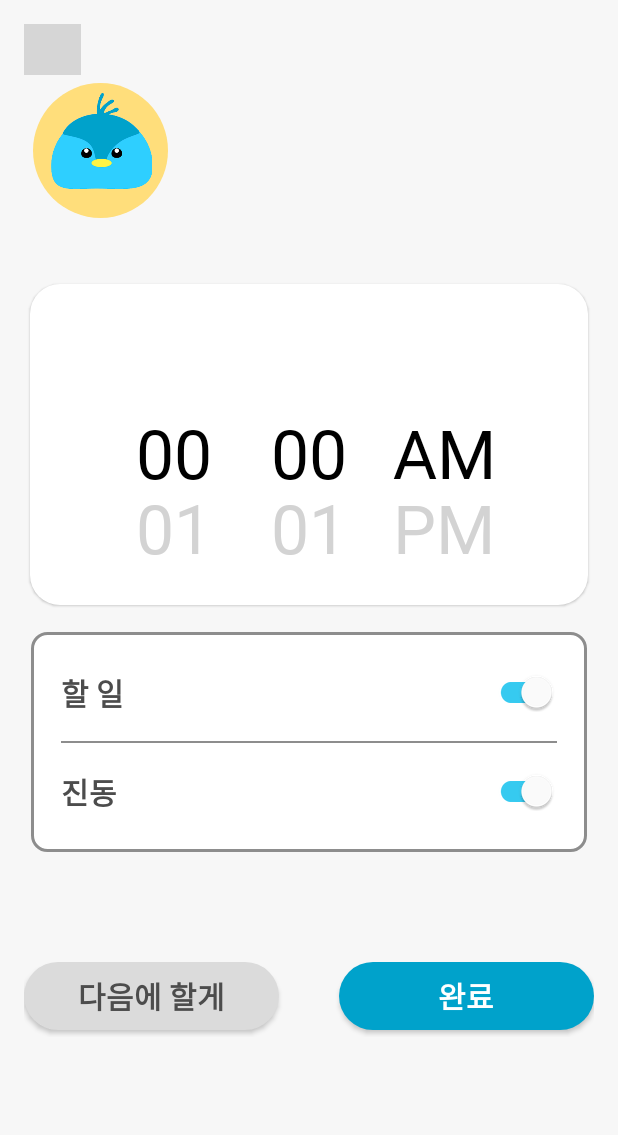
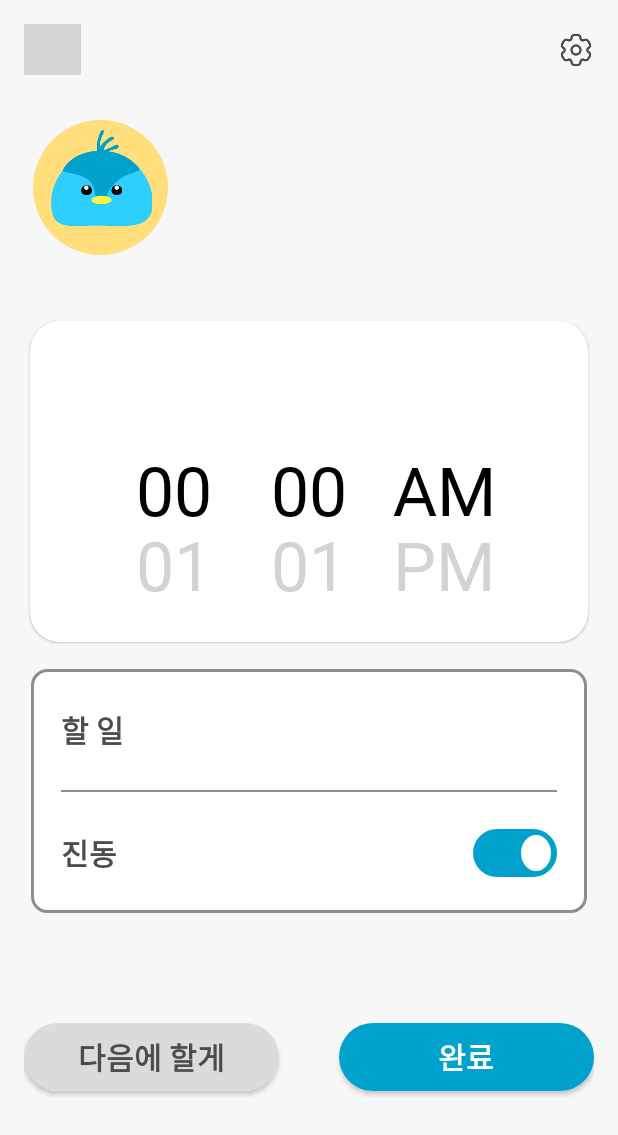
Before and after one commit to team-pixels-dev/EarlyBird-Android, an Android app: the ReservationActivity screen opened directly, with no data from a screen before it, on a phone screen of 412 x 824 dp. Shown: the top 1135 px of the screen. Run offline under Robolectric (Android 15) with nearby library versions, the light colour scheme and no system bars; our stand-ins replace Room's generated code; grey boxes are pictures that could not be loaded.

Commit message:
알림 예약 페이지 UI 개선

```diff
--- a/app/src/main/java/com/suhwan/earlybird_test/ui/reservation/ReservationActivity.kt
+++ b/app/src/main/java/com/suhwan/earlybird_test/ui/reservation/ReservationActivity.kt
@@ -95,14 +95,6 @@ class ReservationActivity : AppCompatActivity() {
             finish()
         }
 
-        binding.switchAlarmSound.setOnCheckedChangeListener { _, isChecked ->
-            if(isChecked){
-                binding.switchAlarmSound.trackTintList = ContextCompat.getColorStateList(this,R.color.sub_background)
-            }
-            else{
-                binding.switchAlarmSound.trackTintList = ContextCompat.getColorStateList(this,R.color.gray)
-            }
-        }
         binding.switchVibration.setOnCheckedChangeListener { _, isChecked ->
             if(isChecked){
                 binding.switchVibration.trackTintList = ContextCompat.getColorStateList(this,R.color.sub_background)
--- /dev/null
+++ b/app/src/main/res/drawable/switch_thumb.xml
@@ -0,0 +1,23 @@
+<?xml version="1.0" encoding="utf-8"?>
+<selector xmlns:android="http://schemas.android.com/apk/res/android">
+    <item android:state_checked="true">
+        <layer-list>
+            <item android:bottom="4dp" android:left="4dp" android:right="4dp" android:top="4dp">
+                <shape android:shape="oval">
+                    <size android:width="20dp" android:height="20dp"/>
+                    <solid android:color="@color/white"/>
+                </shape>
+            </item>
+        </layer-list>
+    </item>
+    <item>
+        <layer-list>
+            <item android:bottom="4dp" android:left="4dp" android:right="4dp" android:top="4dp">
+                <shape android:shape="oval">
+                    <size android:width="20dp" android:height="20dp"/>
+                    <solid android:color="@color/white"/>
+                </shape>
+            </item>
+        </layer-list>
+    </item>
+</selector>
--- /dev/null
+++ b/app/src/main/res/drawable/switch_track.xml
@@ -0,0 +1,18 @@
+<?xml version="1.0" encoding="utf-8"?>
+<selector xmlns:android="http://schemas.android.com/apk/res/android">
+    <item android:state_checked="true">
+        <shape android:shape="rectangle">
+            <corners android:radius="16dp"/>
+            <size android:width="43dp" android:height="32dp"/>
+            <solid android:color="@color/main_background"/>
+        </shape>
+    </item>
+
+    <item>
+        <shape android:shape="rectangle">
+            <corners android:radius="16dp"/>
+            <size android:width="43dp" android:height="32dp"/>
+            <solid android:color="@color/scroll_gray"/>
+        </shape>
+    </item>
+</selector>
--- a/app/src/main/res/layout/activity_reservation.xml
+++ b/app/src/main/res/layout/activity_reservation.xml
@@ -8,6 +8,15 @@
     android:background="@color/reservation_background"
     tools:context=".ui.reservation.ReservationActivity">
 
+    <androidx.constraintlayout.widget.ConstraintLayout
+        android:id="@+id/navigation_ba"
+        android:layout_width="match_parent"
+        android:layout_height="wrap_content"
+        android:layout_marginTop="16dp"
+        android:layout_marginHorizontal="16dp"
+        app:layout_constraintEnd_toEndOf="parent"
+        app:layout_constraintStart_toStartOf="parent"
+        app:layout_constraintTop_toTopOf="parent">
         <ImageButton
             android:id="@+id/btn_back"
             android:layout_width="38dp"
@@ -16,18 +25,30 @@
             android:padding="0dp"
             android:scaleType="fitCenter"
             android:src="@drawable/icon_left_black"
-        android:layout_marginTop="16dp"
-        android:layout_marginStart="16dp"
             app:layout_constraintStart_toStartOf="parent"
             app:layout_constraintTop_toTopOf="parent" />
+
+        <ImageButton
+            android:id="@+id/btn_setting"
+            android:layout_width="24dp"
+            android:layout_height="24dp"
+            android:background="@null"
+            android:padding="0dp"
+            android:scaleType="fitCenter"
+            android:src="@drawable/icon_setting"
+            app:layout_constraintBottom_toBottomOf="parent"
+            app:layout_constraintEnd_toEndOf="parent"
+            app:layout_constraintTop_toTopOf="parent" />
+    </androidx.constraintlayout.widget.ConstraintLayout>
+
     <androidx.constraintlayout.widget.ConstraintLayout
         android:id="@+id/layout_character"
         android:layout_width="wrap_content"
         android:layout_height="wrap_content"
-        android:layout_marginTop="39dp"
+        android:layout_marginTop="30dp"
         android:layout_marginStart="22dp"
         app:layout_constraintStart_toStartOf="parent"
-        app:layout_constraintTop_toTopOf="@id/btn_back">
+        app:layout_constraintTop_toBottomOf="@id/navigation_ba">
         <ImageView
             android:id="@+id/circle"
             android:layout_width="90dp"
@@ -98,7 +119,6 @@
         android:layout_height="wrap_content"
         android:background="@drawable/shape_reservation_setting_layout"
         android:paddingHorizontal="20dp"
-        android:paddingVertical="25dp"
         android:layout_marginTop="18dp"
         android:layout_marginHorizontal="20.5dp"
         app:layout_constraintStart_toStartOf="parent"
@@ -109,56 +129,54 @@
             android:id="@+id/alarm_title"
             android:layout_width="wrap_content"
             android:layout_height="wrap_content"
+            android:layout_marginVertical="25dp"
             android:text="@string/reservation_task"
             android:textColor="@color/black_light"
             android:textSize="20sp"
             android:textStyle="bold"
+            app:layout_constraintBottom_toTopOf="@+id/switch_divide_line"
             app:layout_constraintStart_toStartOf="parent"
             app:layout_constraintTop_toTopOf="parent" />
 
-        <androidx.appcompat.widget.SwitchCompat
-            android:id="@+id/switch_alarmSound"
-            android:layout_width="42dp"
-            android:layout_height="27dp"
-            android:checked="true"
-            app:thumbTint="@color/white"
-            app:trackTint="@color/sub_background"
-            app:layout_constraintBottom_toBottomOf="@+id/alarm_title"
-            app:layout_constraintEnd_toEndOf="parent"
-            app:layout_constraintTop_toTopOf="@+id/alarm_title" />
 
         <View
             android:id="@+id/switch_divide_line"
             android:layout_width="match_parent"
             android:layout_height="1dp"
-            android:layout_marginTop="17dp"
             android:background="@color/gray"
-            app:layout_constraintTop_toBottomOf="@+id/alarm_title"
-            tools:layout_editor_absoluteX="14dp" />
+            app:layout_constraintBottom_toBottomOf="parent"
+            app:layout_constraintEnd_toEndOf="parent"
+            app:layout_constraintStart_toStartOf="parent"
+            app:layout_constraintTop_toTopOf="parent" />
 
         <TextView
             android:id="@+id/vibration_title"
             android:layout_width="wrap_content"
             android:layout_height="wrap_content"
+            android:layout_marginVertical="25dp"
             android:text="@string/reservation_vibration"
             android:textColor="@color/black_light"
             android:textSize="20sp"
             android:textStyle="bold"
-            android:layout_marginTop="17dp"
+            app:layout_constraintBottom_toBottomOf="parent"
             app:layout_constraintStart_toStartOf="parent"
             app:layout_constraintTop_toBottomOf="@+id/switch_divide_line" />
+
         <androidx.appcompat.widget.SwitchCompat
             android:id="@+id/switch_vibration"
-            android:layout_width="42dp"
-            android:layout_height="27dp"
+            android:layout_width="wrap_content"
+            android:layout_height="wrap_content"
             android:checked="true"
-            app:thumbTint="@color/white"
-            app:trackTint="@color/sub_background"
+            android:padding="0dp"
+
+            android:thumb="@drawable/switch_thumb"
             app:layout_constraintBottom_toBottomOf="@+id/vibration_title"
             app:layout_constraintEnd_toEndOf="parent"
-            app:layout_constraintTop_toTopOf="@+id/vibration_title" />
-
-
+            app:layout_constraintTop_toTopOf="@+id/vibration_title"
+            app:switchMinWidth="43dp"
+            app:thumbTint="@null"
+            app:track="@drawable/switch_track"
+            app:trackTint="@null" />
 
 
     </androidx.constraintlayout.widget.ConstraintLayout>
```
Also changed, not shown: app/src/main/res/drawable/icon_setting.png (added). Lines whose indentation alone changed are shown as unchanged.
